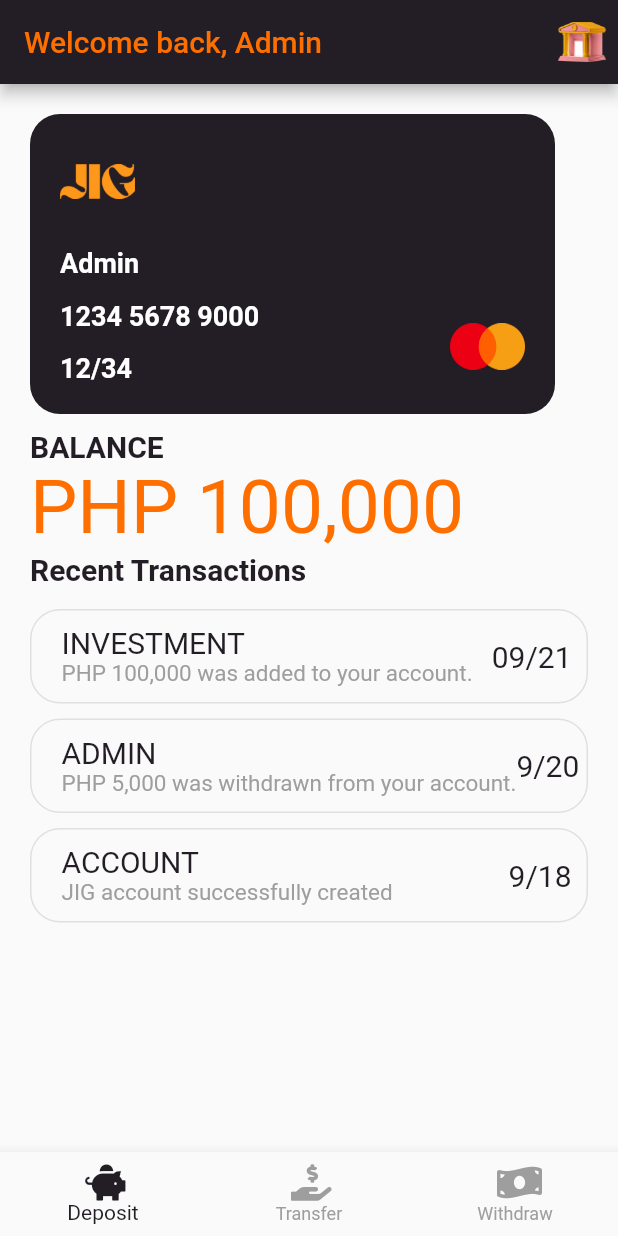
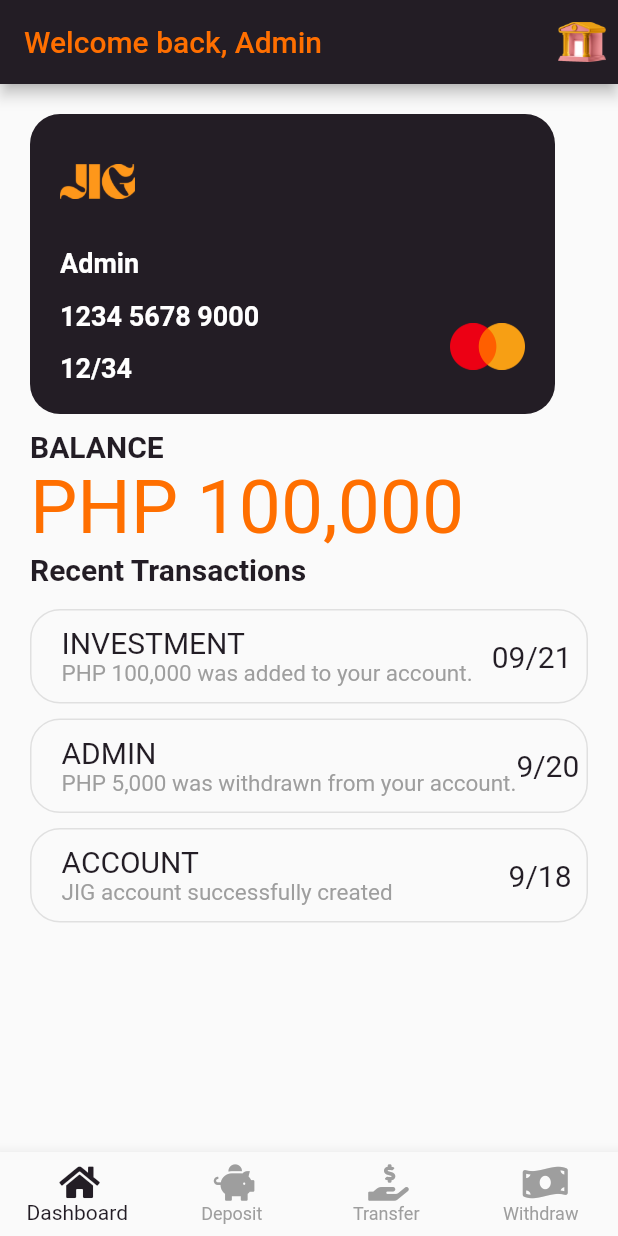
Before and after one commit to maye93/Mobile-Banking, a Flutter app: the screen it shows after launch, on a phone screen of 412 x 824 dp. Run offline on Flutter 3.47's test engine with Material 2 defaults, Android fonts, the phone set to English and light mode, and no system bars; our stand-ins replace font_awesome_flutter; Roboto replaces fonts that are missing (Poppins).

Commit message:
Dashboard button added

```diff
--- a/lib/base_screen.dart
+++ b/lib/base_screen.dart
@@ -29,9 +29,11 @@ class _BaseScreenState extends State<BaseScreen> {
           unselectedItemColor: Colors.grey,
           items: [
             BottomNavigationBarItem(
-              icon: Icon(FontAwesomeIcons.piggyBank),
-              label: "Deposit",
+              icon: Icon(FontAwesomeIcons.home),
+              label: "Dashboard",
             ),
+            BottomNavigationBarItem(
+                icon: Icon(FontAwesomeIcons.piggyBank), label: "Deposit"),
             BottomNavigationBarItem(
                 icon: Icon(FontAwesomeIcons.handHoldingUsd), label: "Transfer"),
             BottomNavigationBarItem(
--- a/lib/main.dart
+++ b/lib/main.dart
@@ -2,9 +2,9 @@
 // hello
 import 'package:flutter/material.dart';
 import 'package:practice/DashBoard.dart';
-import 'package:practice/authentication.dart';
+// import 'package:practice/authentication.dart';
 import 'package:practice/base_screen.dart';
-import 'package:practice/login_screen.dart';
+// import 'package:practice/login_screen.dart';
 
 void main() {
   runApp(const MyApp());
```
